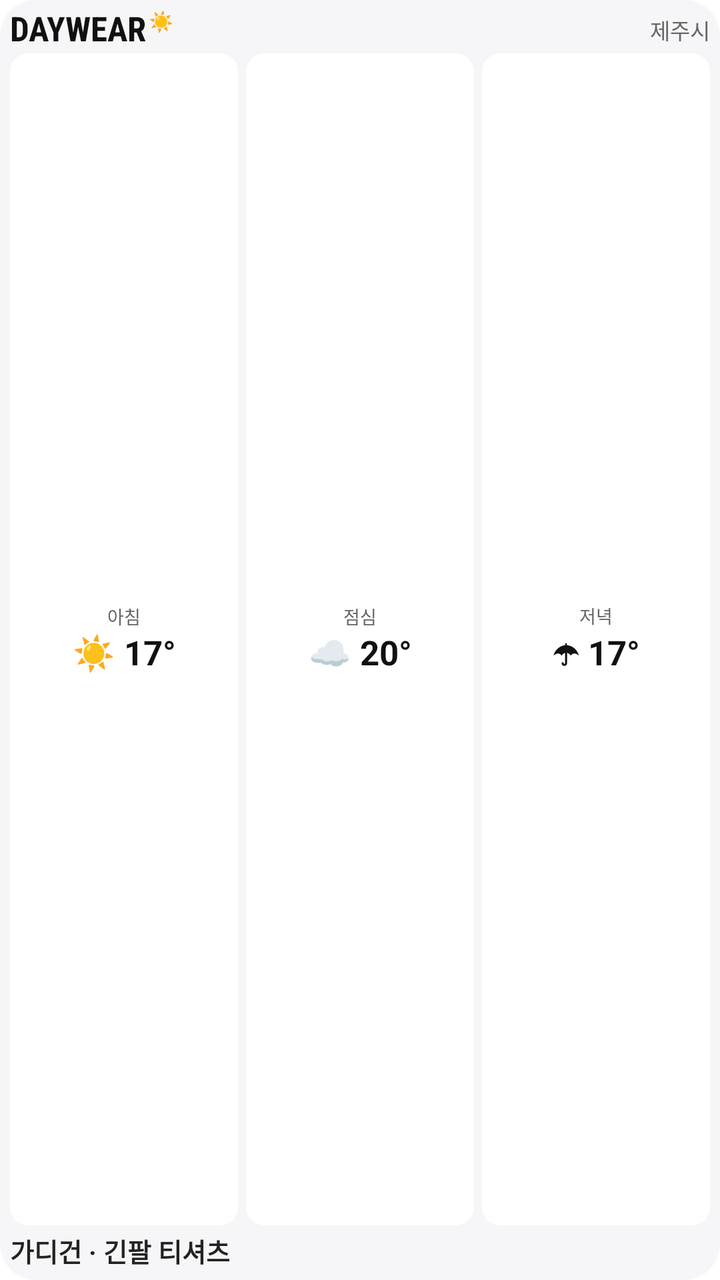
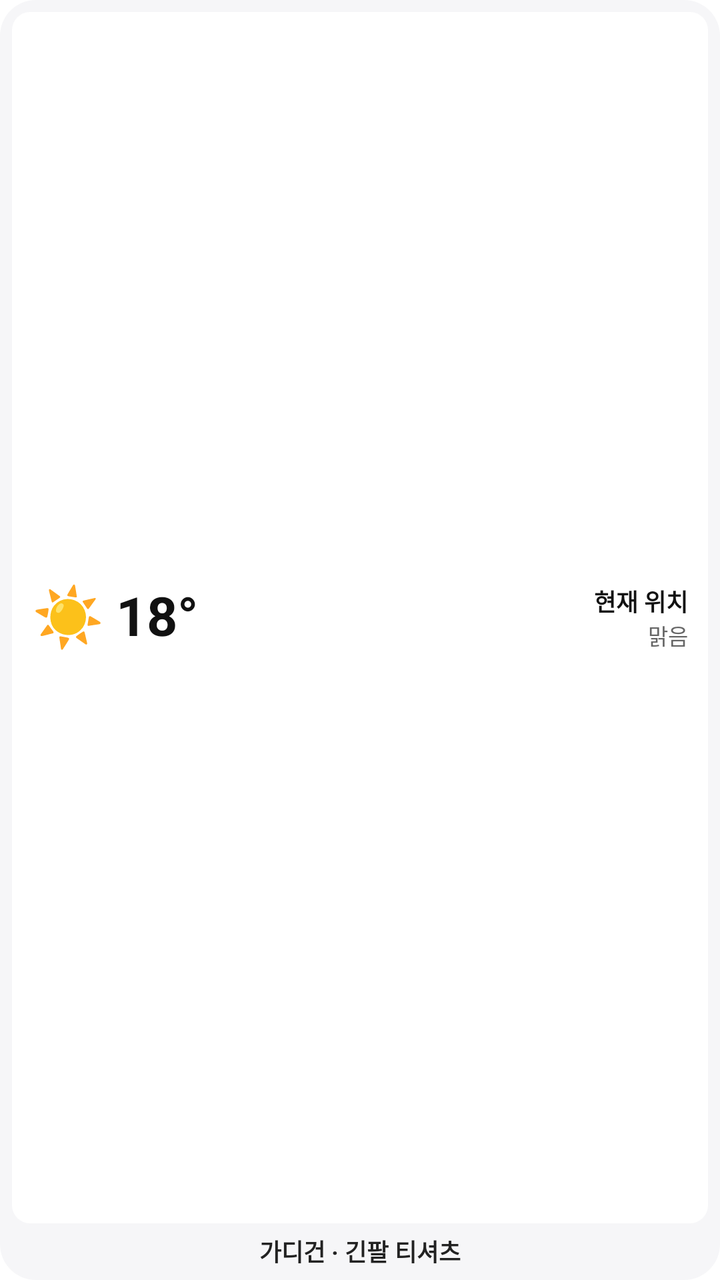

An Android layout rendered at two revisions. The XML below is the earlier revision; the diff shows what the commit changed to produce the second picture.
<!-- AndroidManifest.xml: application theme AppTheme -->
<!-- res/layout/widget_daywear.xml -->
<?xml version="1.0" encoding="utf-8"?>
<LinearLayout xmlns:android="http://schemas.android.com/apk/res/android" android:layout_width="match_parent" android:layout_height="match_parent"
 android:orientation="vertical" android:gravity="center_vertical" android:padding="5dp" android:background="@drawable/widget_bg">
 <LinearLayout android:layout_width="match_parent" android:layout_height="wrap_content" android:gravity="center_vertical" android:orientation="horizontal">
  <TextView android:id="@+id/widget_title" android:layout_width="wrap_content" android:layout_height="wrap_content" android:text="DAYWEAR"
   android:fontFamily="sans-serif-condensed" android:textSize="17sp" android:textStyle="bold" android:includeFontPadding="false" android:textColor="#111111"/>
  <TextView android:id="@+id/widget_sun" android:layout_width="wrap_content" android:layout_height="wrap_content" android:layout_gravity="top"
   android:text="☀" android:layout_marginLeft="1dp" android:textSize="10sp" android:includeFontPadding="false" android:textColor="#111111"/>
  <TextView android:id="@+id/widget_city" android:layout_width="0dp" android:layout_weight="1" android:layout_height="wrap_content" android:layout_marginLeft="3dp"
   android:gravity="end" android:text="제주시" android:textSize="11sp" android:textColor="#666666" android:singleLine="true" android:ellipsize="end"/>
 </LinearLayout>
 <LinearLayout android:layout_width="match_parent" android:layout_height="0dp" android:layout_weight="1" android:layout_marginTop="2dp"
  android:orientation="horizontal" android:baselineAligned="false">
  <LinearLayout android:layout_width="0dp" android:layout_weight="1" android:layout_height="match_parent" android:layout_marginRight="2dp" android:gravity="center"
   android:orientation="vertical" android:background="@drawable/widget_weather_box">
   <TextView android:id="@+id/widget_morning" android:layout_width="match_parent" android:layout_height="wrap_content" android:gravity="center"
    android:text="아침" android:textSize="9sp" android:textColor="#666666" android:includeFontPadding="false"/>
   <TextView android:id="@+id/widget_morning_temp" android:layout_width="match_parent" android:layout_height="wrap_content" android:gravity="center"
    android:text="☀ 17°" android:textSize="17sp" android:textStyle="bold" android:textColor="#111111" android:singleLine="true"
    android:autoSizeTextType="uniform" android:autoSizeMinTextSize="12sp" android:autoSizeMaxTextSize="17sp" android:autoSizeStepGranularity="1sp"/>
  </LinearLayout>
  <LinearLayout android:layout_width="0dp" android:layout_weight="1" android:layout_height="match_parent" android:layout_marginLeft="2dp" android:layout_marginRight="2dp"
   android:gravity="center" android:orientation="vertical" android:background="@drawable/widget_weather_box">
   <TextView android:id="@+id/widget_noon" android:layout_width="match_parent" android:layout_height="wrap_content" android:gravity="center"
    android:text="점심" android:textSize="9sp" android:textColor="#666666" android:includeFontPadding="false"/>
   <TextView android:id="@+id/widget_noon_temp" android:layout_width="match_parent" android:layout_height="wrap_content" android:gravity="center"
    android:text="☁ 20°" android:textSize="17sp" android:textStyle="bold" android:textColor="#111111" android:singleLine="true"
    android:autoSizeTextType="uniform" android:autoSizeMinTextSize="12sp" android:autoSizeMaxTextSize="17sp" android:autoSizeStepGranularity="1sp"/>
  </LinearLayout>
  <LinearLayout android:layout_width="0dp" android:layout_weight="1" android:layout_height="match_parent" android:layout_marginLeft="2dp"
   android:gravity="center" android:orientation="vertical" android:background="@drawable/widget_weather_box">
   <TextView android:id="@+id/widget_evening" android:layout_width="match_parent" android:layout_height="wrap_content" android:gravity="center"
    android:text="저녁" android:textSize="9sp" android:textColor="#666666" android:includeFontPadding="false"/>
   <TextView android:id="@+id/widget_evening_temp" android:layout_width="match_parent" android:layout_height="wrap_content" android:gravity="center"
    android:text="☂ 17°" android:textSize="17sp" android:textStyle="bold" android:textColor="#111111" android:singleLine="true"
    android:autoSizeTextType="uniform" android:autoSizeMinTextSize="12sp" android:autoSizeMaxTextSize="17sp" android:autoSizeStepGranularity="1sp"/>
  </LinearLayout>
 </LinearLayout>
 <TextView android:id="@+id/widget_outfit" android:layout_width="match_parent" android:layout_height="wrap_content" android:layout_marginTop="3dp"
  android:text="가디건 · 긴팔 티셔츠" android:textSize="13sp" android:textStyle="bold" android:textColor="#222222"
  android:singleLine="true" android:ellipsize="end"/>
</LinearLayout>
<!-- resources referenced by this layout -->
<resources>
  <!-- drawable widget_bg (drawable) -->
  <?xml version="1.0" encoding="utf-8"?>
  <shape xmlns:android="http://schemas.android.com/apk/res/android"><solid android:color="#F6F6F8"/><corners android:radius="18dp"/></shape>
  <!-- drawable widget_weather_box (drawable) -->
  <?xml version="1.0" encoding="utf-8"?>
  <shape xmlns:android="http://schemas.android.com/apk/res/android"><solid android:color="#FFFFFFFF"/><corners android:radius="9dp"/></shape>
  <style name="AppTheme" parent="android:style/Theme.Material.Light.NoActionBar"><item name="android:colorAccent">#111111</item><item name="android:windowLightStatusBar">true</item><item name="android:windowLightNavigationBar">true</item><item name="android:statusBarColor">#FFFFFF</item><item name="android:navigationBarColor">#FFFFFF</item><item name="android:windowBackground">#FFFFFF</item></style>
</resources>

<!-- the commit's change to res/layout/widget_daywear.xml (unified diff, before → after) -->
@@ -1,42 +1,25 @@
 <?xml version="1.0" encoding="utf-8"?>
 <LinearLayout xmlns:android="http://schemas.android.com/apk/res/android" android:layout_width="match_parent" android:layout_height="match_parent"
- android:orientation="vertical" android:gravity="center_vertical" android:padding="5dp" android:background="@drawable/widget_bg">
- <LinearLayout android:layout_width="match_parent" android:layout_height="wrap_content" android:gravity="center_vertical" android:orientation="horizontal">
-  <TextView android:id="@+id/widget_title" android:layout_width="wrap_content" android:layout_height="wrap_content" android:text="DAYWEAR"
-   android:fontFamily="sans-serif-condensed" android:textSize="17sp" android:textStyle="bold" android:includeFontPadding="false" android:textColor="#111111"/>
-  <TextView android:id="@+id/widget_sun" android:layout_width="wrap_content" android:layout_height="wrap_content" android:layout_gravity="top"
-   android:text="☀" android:layout_marginLeft="1dp" android:textSize="10sp" android:includeFontPadding="false" android:textColor="#111111"/>
-  <TextView android:id="@+id/widget_city" android:layout_width="0dp" android:layout_weight="1" android:layout_height="wrap_content" android:layout_marginLeft="3dp"
-   android:gravity="end" android:text="제주시" android:textSize="11sp" android:textColor="#666666" android:singleLine="true" android:ellipsize="end"/>
- </LinearLayout>
- <LinearLayout android:layout_width="match_parent" android:layout_height="0dp" android:layout_weight="1" android:layout_marginTop="2dp"
-  android:orientation="horizontal" android:baselineAligned="false">
-  <LinearLayout android:layout_width="0dp" android:layout_weight="1" android:layout_height="match_parent" android:layout_marginRight="2dp" android:gravity="center"
-   android:orientation="vertical" android:background="@drawable/widget_weather_box">
-   <TextView android:id="@+id/widget_morning" android:layout_width="match_parent" android:layout_height="wrap_content" android:gravity="center"
-    android:text="아침" android:textSize="9sp" android:textColor="#666666" android:includeFontPadding="false"/>
-   <TextView android:id="@+id/widget_morning_temp" android:layout_width="match_parent" android:layout_height="wrap_content" android:gravity="center"
-    android:text="☀ 17°" android:textSize="17sp" android:textStyle="bold" android:textColor="#111111" android:singleLine="true"
-    android:autoSizeTextType="uniform" android:autoSizeMinTextSize="12sp" android:autoSizeMaxTextSize="17sp" android:autoSizeStepGranularity="1sp"/>
-  </LinearLayout>
-  <LinearLayout android:layout_width="0dp" android:layout_weight="1" android:layout_height="match_parent" android:layout_marginLeft="2dp" android:layout_marginRight="2dp"
-   android:gravity="center" android:orientation="vertical" android:background="@drawable/widget_weather_box">
-   <TextView android:id="@+id/widget_noon" android:layout_width="match_parent" android:layout_height="wrap_content" android:gravity="center"
-    android:text="점심" android:textSize="9sp" android:textColor="#666666" android:includeFontPadding="false"/>
-   <TextView android:id="@+id/widget_noon_temp" android:layout_width="match_parent" android:layout_height="wrap_content" android:gravity="center"
-    android:text="☁ 20°" android:textSize="17sp" android:textStyle="bold" android:textColor="#111111" android:singleLine="true"
-    android:autoSizeTextType="uniform" android:autoSizeMinTextSize="12sp" android:autoSizeMaxTextSize="17sp" android:autoSizeStepGranularity="1sp"/>
-  </LinearLayout>
-  <LinearLayout android:layout_width="0dp" android:layout_weight="1" android:layout_height="match_parent" android:layout_marginLeft="2dp"
-   android:gravity="center" android:orientation="vertical" android:background="@drawable/widget_weather_box">
-   <TextView android:id="@+id/widget_evening" android:layout_width="match_parent" android:layout_height="wrap_content" android:gravity="center"
-    android:text="저녁" android:textSize="9sp" android:textColor="#666666" android:includeFontPadding="false"/>
-   <TextView android:id="@+id/widget_evening_temp" android:layout_width="match_parent" android:layout_height="wrap_content" android:gravity="center"
-    android:text="☂ 17°" android:textSize="17sp" android:textStyle="bold" android:textColor="#111111" android:singleLine="true"
-    android:autoSizeTextType="uniform" android:autoSizeMinTextSize="12sp" android:autoSizeMaxTextSize="17sp" android:autoSizeStepGranularity="1sp"/>
+ android:orientation="vertical" android:gravity="center_vertical" android:padding="6dp" android:background="@drawable/widget_bg">
+ <LinearLayout android:layout_width="match_parent" android:layout_height="0dp" android:layout_weight="1"
+  android:orientation="horizontal" android:gravity="center_vertical" android:paddingLeft="10dp" android:paddingRight="10dp"
+  android:background="@drawable/widget_weather_box">
+  <TextView android:id="@+id/widget_current_icon" android:layout_width="wrap_content" android:layout_height="wrap_content"
+   android:text="☀" android:textSize="29sp" android:includeFontPadding="false" android:textColor="#111111"/>
+  <TextView android:id="@+id/widget_current_temp" android:layout_width="wrap_content" android:layout_height="wrap_content"
+   android:layout_marginLeft="6dp" android:text="18°" android:textSize="27sp" android:textStyle="bold"
+   android:includeFontPadding="false" android:textColor="#111111"/>
+  <LinearLayout android:layout_width="0dp" android:layout_weight="1" android:layout_height="wrap_content"
+   android:gravity="end" android:orientation="vertical" android:layout_marginLeft="5dp">
+   <TextView android:id="@+id/widget_city" android:layout_width="match_parent" android:layout_height="wrap_content"
+    android:gravity="end" android:text="현재 위치" android:textSize="12sp" android:textStyle="bold"
+    android:textColor="#111111" android:singleLine="true" android:ellipsize="end"/>
+   <TextView android:id="@+id/widget_condition" android:layout_width="match_parent" android:layout_height="wrap_content"
+    android:gravity="end" android:text="맑음" android:textSize="11sp" android:textColor="#666666" android:singleLine="true"/>
   </LinearLayout>
  </LinearLayout>
- <TextView android:id="@+id/widget_outfit" android:layout_width="match_parent" android:layout_height="wrap_content" android:layout_marginTop="3dp"
-  android:text="가디건 · 긴팔 티셔츠" android:textSize="13sp" android:textStyle="bold" android:textColor="#222222"
-  android:singleLine="true" android:ellipsize="end"/>
+ <TextView android:id="@+id/widget_outfit" android:layout_width="match_parent" android:layout_height="wrap_content"
+  android:layout_marginTop="5dp" android:gravity="center" android:text="가디건 · 긴팔 티셔츠"
+  android:textSize="12sp" android:textStyle="bold" android:textColor="#222222"
+  android:maxLines="2" android:ellipsize="end" android:includeFontPadding="false"/>
 </LinearLayout>
